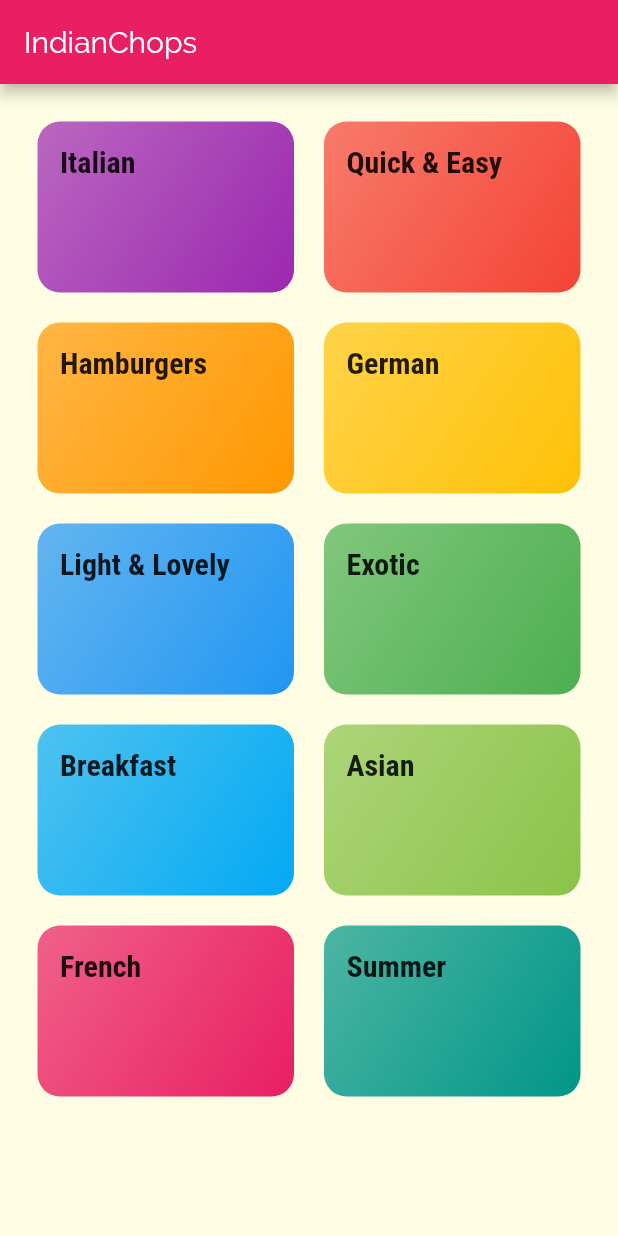
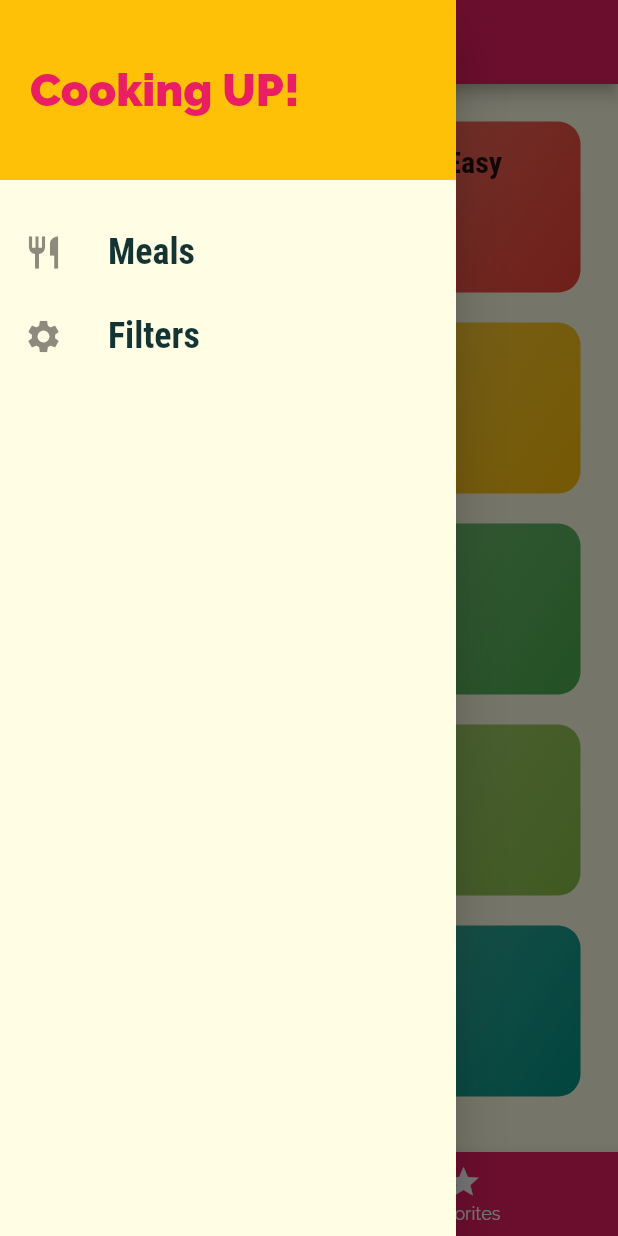
Before and after one commit to jainbhupesh533/Navigation_Meal_APP, a Flutter app: the screen it shows after launch, with the side drawer open (before the commit the screen has no drawer), on a phone screen of 412 x 824 dp. Run offline on Flutter 3.47's test engine with Material 2 defaults, Android fonts, the phone set to English and light mode, and no system bars.

Commit message:
Drawer Completed

```diff
--- a/lib/app.dart
+++ b/lib/app.dart
@@ -1,4 +1,6 @@
 import 'package:flutter/material.dart';
+import './src/routes/filter_page.dart';
+import './src/routes/tabs_page.dart';
 import './src/routes/meal_detail.dart';
 import './src/routes/category_meals_screen.dart';
 import './src/routes/categories_screen.dart';
@@ -31,9 +33,10 @@ class MyApp extends StatelessWidget {
       // home: CategoriesScreen(),
       initialRoute: '/',
       routes: {
-        '/': (ctx) => CategoriesScreen(),
+        '/': (ctx) => TabsScreen(),
         CategoryMealsScreen.routeName: (ctx) => CategoryMealsScreen(),
         MealDetailScreen.routeName: (ctx) => MealDetailScreen(),
+        FilterScreen.routeName: (ctx) => FilterScreen(),
       },
       // ? generation of random route
       // onGenerateRoute: (settings) {
--- a/lib/src/routes/categories_screen.dart
+++ b/lib/src/routes/categories_screen.dart
@@ -28,11 +28,7 @@ class _CategoriesScreenState extends State<CategoriesScreen>
 
   @override
   Widget build(BuildContext context) {
-    return Scaffold(
-      appBar: AppBar(
-        title: const Text('IndianChops'),
-      ),
-      body: GridView.builder(
+    return GridView.builder(
       padding: const EdgeInsets.all(25),
 
       // * without builder method
@@ -61,7 +57,6 @@ class _CategoriesScreenState extends State<CategoriesScreen>
         crossAxisSpacing: 20,
         mainAxisSpacing: 20,
       ),
-      ),
     );
   }
 }
--- a/lib/src/routes/meal_detail.dart
+++ b/lib/src/routes/meal_detail.dart
@@ -98,6 +98,12 @@ class MealDetailScreen extends StatelessWidget {
           ],
         ),
       ),
+      floatingActionButton: FloatingActionButton(
+        child: Icon(Icons.delete),
+        onPressed: () {
+          Navigator.of(context).pop(mealId);
+        },
+      ),
     );
   }
 }
--- /dev/null
+++ b/lib/src/routes/tabs_page.dart
@@ -0,0 +1,91 @@
+import 'package:flutter/material.dart';
+import '../widget/main_drawer.dart';
+import './favorites_page.dart';
+import './categories_screen.dart';
+
+class TabsScreen extends StatefulWidget {
+  @override
+  _TabsScreenState createState() => _TabsScreenState();
+}
+
+class _TabsScreenState extends State<TabsScreen> {
+  final List<Map<String, Object>> _pages = [
+    {
+      'page': CategoriesScreen(),
+      'title': 'Categories',
+    },
+    {
+      'page': FavouritesScreen(),
+      'title': 'Favorites',
+    },
+  ];
+
+  int _selectedPageIndex = 0;
+
+  void _selectPage(int index) {
+    setState(() {
+      _selectedPageIndex = index;
+    });
+  }
+
+// * Bottom Navigation Bar
+
+  @override
+  Widget build(BuildContext context) {
+    return Scaffold(
+      appBar: AppBar(
+        title: Text(_pages[_selectedPageIndex]['title']),
+      ),
+      drawer: MainDrawer(),
+      body: _pages[_selectedPageIndex]['page'],
+      bottomNavigationBar: BottomNavigationBar(
+        onTap: _selectPage,
+        unselectedItemColor: Colors.white,
+        selectedItemColor: Theme.of(context).accentColor,
+        currentIndex: _selectedPageIndex,
+        backgroundColor: Theme.of(context).primaryColor,
+        // type: BottomNavigationBarType.shifting,
+        items: [
+          BottomNavigationBarItem(
+            // backgroundColor: Theme.of(context).primaryColor,
+            icon: Icon(Icons.category),
+            label: 'Categories',
+          ),
+          BottomNavigationBarItem(
+            // backgroundColor: Theme.of(context).primaryColor,
+            icon: Icon(Icons.star),
+            label: 'Favorites',
+          ),
+        ],
+      ),
+    );
+
+    // * Default tab controller after the appbar
+    // return DefaultTabController(
+    //   // initialIndex: 0,
+    //   length: 2,
+    //   child: Scaffold(
+    //     appBar: AppBar(
+    //       title: Text('Meals'),
+    //       bottom: TabBar(
+
+    //         tabs: [
+    //           Tab(
+    //             icon: Icon(Icons.category),
+    //             text: 'Categories',
+    //           ),
+    //           Tab(
+    //             icon: Icon(Icons.star),
+    //             text: 'Fav',
+    //           ),
+    //         ],
+    //       ),
+    //     ),
+    //     body: TabBarView(children: [
+    //       CategoriesScreen(),
+    //       FavouritesScreen(),
+    //     ],),
+    //   ),
+    // );
+  }
+}
--- /dev/null
+++ b/lib/src/widget/main_drawer.dart
@@ -0,0 +1,61 @@
+import 'package:flutter/material.dart';
+import '../routes/filter_page.dart';
+
+class MainDrawer extends StatelessWidget {
+  Widget buildListTile(String title, IconData icon, Function tapHandler) {
+    return ListTile(
+      leading: Icon(
+        icon,
+        size: 26,
+      ),
+      title: Text(
+        title,
+        style: TextStyle(
+          fontFamily: 'RobotoCondensed',
+          fontSize: 24,
+          fontWeight: FontWeight.bold,
+        ),
+      ),
+      onTap: tapHandler,
+    );
+  }
+
+  @override
+  Widget build(BuildContext context) {
+    return Drawer(
+      child: Column(
+        children: [
+          Container(
+            height: 120,
+            width: double.infinity,
+            padding: EdgeInsets.all(20),
+            alignment: Alignment.centerLeft,
+            color: Theme.of(context).accentColor,
+            child: Text(
+              'Cooking UP!',
+              style: TextStyle(
+                fontWeight: FontWeight.w900,
+                color: Theme.of(context).primaryColor,
+                fontSize: 30,
+              ),
+            ),
+          ),
+          SizedBox(
+            height: 20,
+          ),
+          buildListTile(
+            'Meals',
+            Icons.restaurant,
+            // ? used psuh replacement instead  of pushNamed for clearing the last set state from the stack
+            () {
+              Navigator.of(context).pushReplacementNamed('/');
+            },
+          ),
+          buildListTile('Filters', Icons.settings, () {
+            Navigator.of(context).pushReplacementNamed(FilterScreen.routeName);
+          }),
+        ],
+      ),
+    );
+  }
+}
```
Also changed, not shown: lib/src/routes/category_meals_screen.dart (+40 -18 lines), lib/src/routes/favorites_page.dart (added, +12 -0 lines), lib/src/routes/filter_page.dart (added, +18 -0 lines), lib/src/widget/meal_item.dart (+17 -9 lines). Lines whose indentation alone changed are shown as unchanged.
